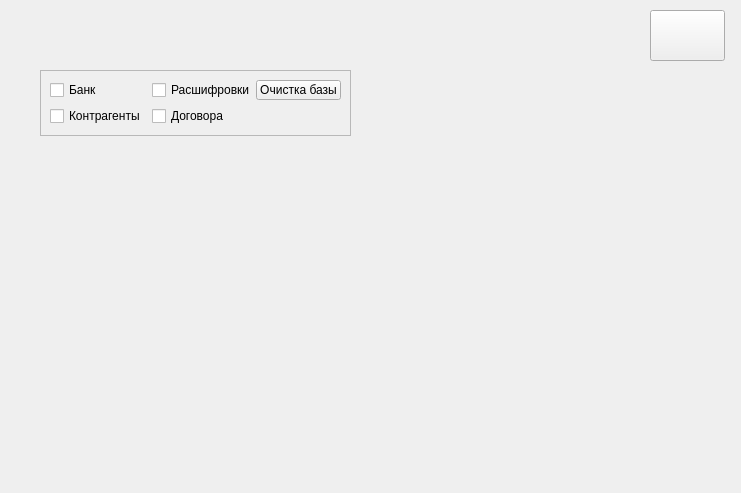
Qt form formoptions.ui (GorINIch73/Audit) before a commit.
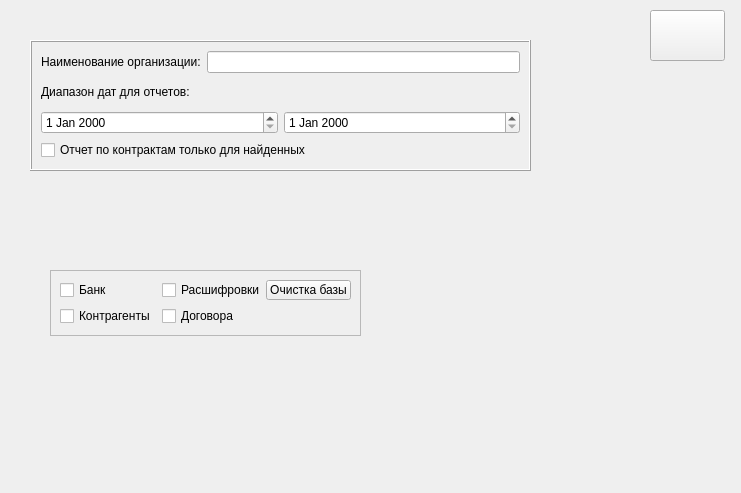
The same form after that commit. Icons and pictures are not drawn.

```diff
--- a/formoptions.ui
+++ b/formoptions.ui
@@ -39,8 +39,8 @@
   <widget class="QFrame" name="frame">
    <property name="geometry">
     <rect>
-     <x>40</x>
-     <y>70</y>
+     <x>50</x>
+     <y>270</y>
      <width>311</width>
      <height>66</height>
     </rect>
@@ -89,6 +89,62 @@
     </item>
    </layout>
   </widget>
+  <widget class="QFrame" name="frame_2">
+   <property name="geometry">
+    <rect>
+     <x>30</x>
+     <y>40</y>
+     <width>501</width>
+     <height>131</height>
+    </rect>
+   </property>
+   <property name="frameShape">
+    <enum>QFrame::Box</enum>
+   </property>
+   <property name="frameShadow">
+    <enum>QFrame::Raised</enum>
+   </property>
+   <layout class="QVBoxLayout" name="verticalLayout">
+    <item>
+     <layout class="QHBoxLayout" name="horizontalLayout">
+      <item>
+       <widget class="QLabel" name="label_3">
+        <property name="text">
+         <string>Наименование организации:</string>
+        </property>
+       </widget>
+      </item>
+      <item>
+       <widget class="QLineEdit" name="lineEdit_organization"/>
+      </item>
+     </layout>
+    </item>
+    <item>
+     <layout class="QGridLayout" name="gridLayout_2">
+      <item row="1" column="0">
+       <widget class="QDateEdit" name="dateEdit_begin"/>
+      </item>
+      <item row="0" column="0" colspan="2">
+       <widget class="QLabel" name="label">
+        <property name="text">
+         <string>Диапазон дат для отчетов:</string>
+        </property>
+       </widget>
+      </item>
+      <item row="1" column="1">
+       <widget class="QDateEdit" name="dateEdit_end"/>
+      </item>
+     </layout>
+    </item>
+    <item>
+     <widget class="QCheckBox" name="checkBox_rep_contract_found">
+      <property name="text">
+       <string>Отчет по контрактам только для найденных</string>
+      </property>
+     </widget>
+    </item>
+   </layout>
+  </widget>
  </widget>
  <resources>
   <include location="pix.qrc"/>
```
